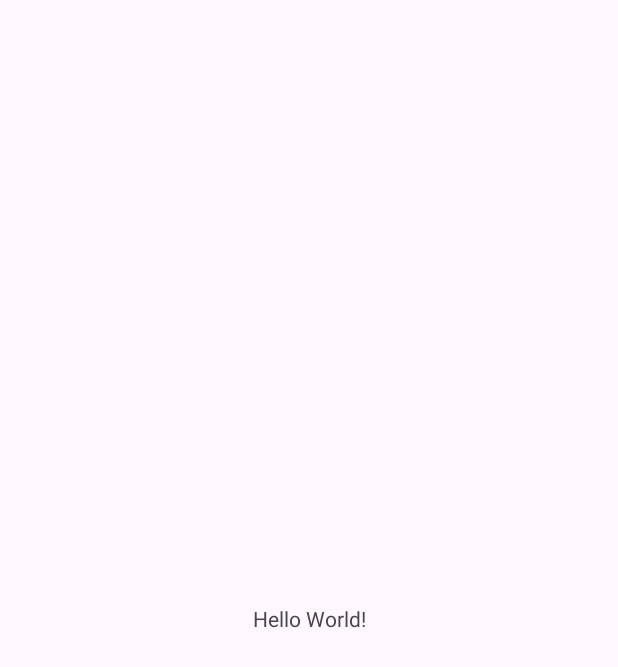
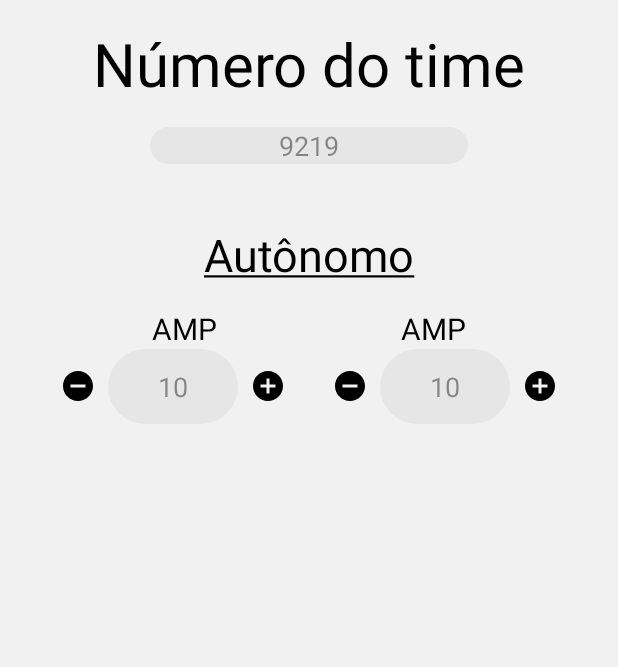
Before and after one commit to nine-tails-9219/scout-app-2024, an Android app: the screen it shows after launch (MainActivity), on a phone screen of 412 x 824 dp. Before the commit the part shown is almost empty. Shown: the top 667 px of the screen. Run offline under Robolectric (Android 15) with nearby library versions, the phone set to English and light mode, and no system bars.

Commit message:
LinearLayout até autonônomo

```diff
--- /dev/null
+++ b/app/src/main/res/drawable/edit_text.xml
@@ -0,0 +1,4 @@
+<?xml version="1.0" encoding="utf-8"?>
+<shape xmlns:android="http://schemas.android.com/apk/res/android" android:shape="rectangle" android:tint="@color/edit_text">
+    <corners android:radius="50dp"/>
+</shape>
--- /dev/null
+++ b/app/src/main/res/drawable/img_add.xml
@@ -0,0 +1,5 @@
+<vector android:height="24dp" android:tint="#000000"
+    android:viewportHeight="24" android:viewportWidth="24"
+    android:width="24dp" xmlns:android="http://schemas.android.com/apk/res/android">
+    <path android:fillColor="@android:color/white" android:pathData="M12,2C6.48,2 2,6.48 2,12s4.48,10 10,10 10,-4.48 10,-10S17.52,2 12,2zM17,13h-4v4h-2v-4L7,13v-2h4L11,7h2v4h4v2z"/>
+</vector>
--- /dev/null
+++ b/app/src/main/res/drawable/img_remove.xml
@@ -0,0 +1,5 @@
+<vector android:height="24dp" android:tint="#000000"
+    android:viewportHeight="24" android:viewportWidth="24"
+    android:width="24dp" xmlns:android="http://schemas.android.com/apk/res/android">
+    <path android:fillColor="@android:color/white" android:pathData="M12,2C6.48,2 2,6.48 2,12s4.48,10 10,10 10,-4.48 10,-10S17.52,2 12,2zM17,13L7,13v-2h10v2z"/>
+</vector>
--- /dev/null
+++ b/app/src/main/res/drawable/rectangle.xml
@@ -0,0 +1,5 @@
+<?xml version="1.0" encoding="utf-8"?>
+<shape xmlns:android="http://schemas.android.com/apk/res/android" android:shape="rectangle" android:tint="#2E54C6">
+    <stroke android:width="2dp" android:color="#990000"/>
+    <corners android:radius="20dp"/>
+</shape>
--- a/app/src/main/res/layout/activity_main.xml
+++ b/app/src/main/res/layout/activity_main.xml
@@ -1,18 +1,147 @@
 <?xml version="1.0" encoding="utf-8"?>
-<androidx.constraintlayout.widget.ConstraintLayout xmlns:android="http://schemas.android.com/apk/res/android"
+<LinearLayout xmlns:android="http://schemas.android.com/apk/res/android"
     xmlns:app="http://schemas.android.com/apk/res-auto"
     xmlns:tools="http://schemas.android.com/tools"
     android:layout_width="match_parent"
     android:layout_height="match_parent"
+    android:background="@color/background"
+    android:orientation="vertical"
     tools:context=".MainActivity">
 
     <TextView
-        android:layout_width="wrap_content"
+        android:layout_width="match_parent"
         android:layout_height="wrap_content"
-        android:text="Hello World!"
-        app:layout_constraintBottom_toBottomOf="parent"
-        app:layout_constraintEnd_toEndOf="parent"
-        app:layout_constraintStart_toStartOf="parent"
-        app:layout_constraintTop_toTopOf="parent" />
+        android:layout_margin="15dp"
+        android:gravity="center"
+        android:text="@string/numero_do_time"
+        android:textColor="@color/black"
+        android:textSize="40sp" />
 
-</androidx.constraintlayout.widget.ConstraintLayout>
+    <EditText
+        android:layout_width="match_parent"
+        android:layout_height="wrap_content"
+        android:layout_marginHorizontal="100dp"
+        android:background="@drawable/edit_text"
+        android:gravity="center"
+        android:hint="@string/hint_9219"
+        android:inputType="number"
+        android:textColor="@color/black"
+        android:textColorHint="@color/hint_text" />
+
+    <TextView
+        android:layout_width="match_parent"
+        android:layout_height="wrap_content"
+        android:layout_marginTop="40dp"
+        android:layout_marginBottom="15dp"
+        android:gravity="center"
+        android:text="@string/autonomo"
+        android:textColor="@color/black"
+        android:textSize="30sp" />
+
+
+    <LinearLayout
+        android:layout_width="match_parent"
+        android:layout_height="wrap_content"
+        android:layout_marginStart="40dp"
+        android:layout_marginEnd="40dp"
+        android:orientation="horizontal">
+
+        <TextView
+            android:layout_width="0dp"
+            android:layout_weight="1"
+            android:layout_height="wrap_content"
+            android:text="AMP"
+            android:textColor="@color/black"
+            android:textSize="20sp"
+            android:gravity="center"/>
+
+        <TextView
+            android:layout_width="0dp"
+            android:layout_weight="1"
+            android:layout_height="wrap_content"
+            android:text="AMP"
+            android:textColor="@color/black"
+            android:textSize="20sp"
+            android:gravity="center"/>
+
+
+    </LinearLayout>
+
+    <LinearLayout
+        android:layout_width="match_parent"
+        android:layout_height="wrap_content"
+        android:layout_marginStart="40dp"
+        android:layout_marginEnd="40dp"
+        android:minHeight="50dp"
+        android:orientation="horizontal">
+
+
+        <ImageView
+            android:id="@+id/button_auto_remove_amp"
+            android:layout_width="wrap_content"
+            android:layout_height="wrap_content"
+            android:layout_gravity="center_vertical"
+            android:clickable="true"
+            android:focusable="true"
+            android:src="@drawable/img_remove" />
+
+        <EditText
+            android:id="@+id/edit_auto_amp"
+            android:layout_width="0dp"
+            android:layout_height="match_parent"
+            android:layout_weight="1"
+            android:background="@drawable/edit_text"
+            android:hint="10"
+            android:gravity="center"
+            android:textColorHint="@color/hint_text"
+            android:layout_marginHorizontal="8dp"
+            android:inputType="number"/>
+
+        <ImageView
+            android:id="@+id/button_auto_add_amp"
+            android:layout_width="wrap_content"
+            android:layout_height="wrap_content"
+            android:layout_gravity="center_vertical"
+            android:clickable="true"
+            android:focusable="true"
+            android:src="@drawable/img_add"
+            android:layout_marginEnd="15dp"/>
+
+
+        <ImageView
+            android:id="@+id/button_auto_remove_speaker"
+            android:layout_width="wrap_content"
+            android:layout_height="wrap_content"
+            android:layout_gravity="center_vertical"
+            android:clickable="true"
+            android:focusable="true"
+            android:src="@drawable/img_remove"
+
+            android:layout_marginStart="15dp"/>
+
+        <EditText
+            android:id="@+id/edit_auto_speaker"
+            android:layout_width="0dp"
+            android:layout_height="match_parent"
+            android:layout_weight="1"
+            android:background="@drawable/edit_text"
+            android:hint="10"
+            android:gravity="center"
+            android:textColorHint="@color/hint_text"
+            android:layout_marginHorizontal="8dp"
+            android:inputType="number"/>
+
+        <ImageView
+            android:id="@+id/button_auto_add_speaker"
+            android:layout_width="wrap_content"
+            android:layout_height="wrap_content"
+            android:layout_gravity="center_vertical"
+            android:clickable="true"
+            android:focusable="true"
+            android:src="@drawable/img_add" />
+
+
+    </LinearLayout>
+
+
+</LinearLayout>
--- a/app/src/main/res/values/colors.xml
+++ b/app/src/main/res/values/colors.xml
@@ -2,4 +2,8 @@
 <resources>
     <color name="black">#FF000000</color>
     <color name="white">#FFFFFFFF</color>
+    <color name="background">#F1F1F1</color>
+    <color name="logo_crescendo">#00d586</color>
+    <color name="hint_text">#6D000000</color>
+    <color name="edit_text">#E6E6E6</color>
 </resources>
--- a/app/src/main/res/values/strings.xml
+++ b/app/src/main/res/values/strings.xml
@@ -1,3 +1,6 @@
 <resources>
     <string name="app_name">scout-app</string>
+    <string name="numero_do_time">Número do time</string>
+    <string name="hint_9219">9219</string>
+    <string name="autonomo"><u>Autônomo</u></string>
 </resources>
```
